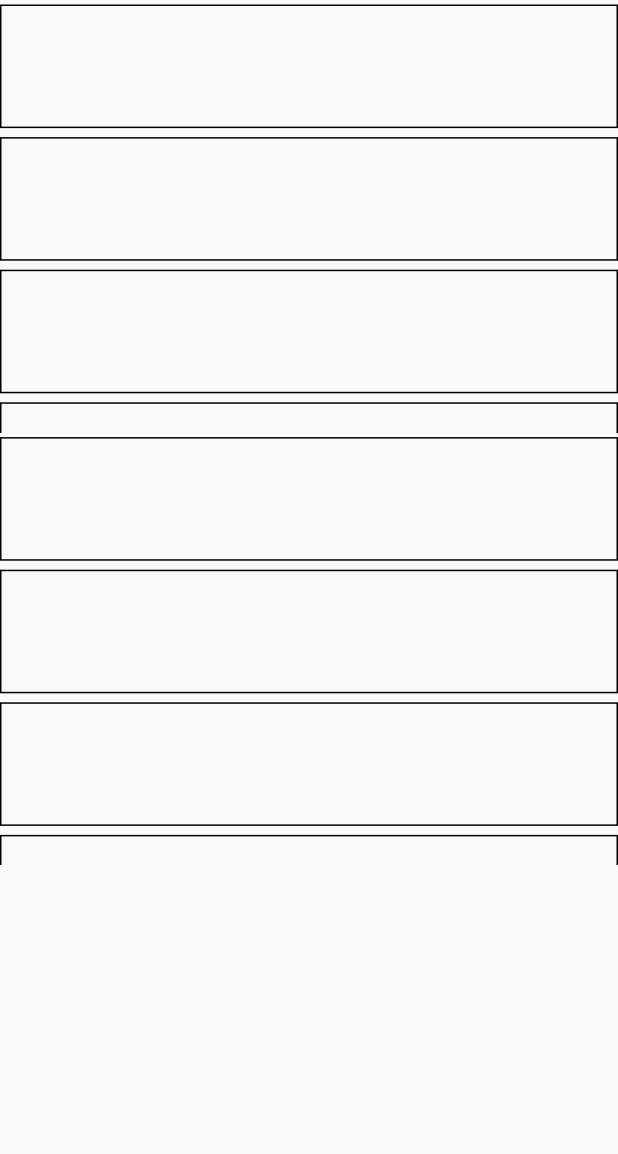
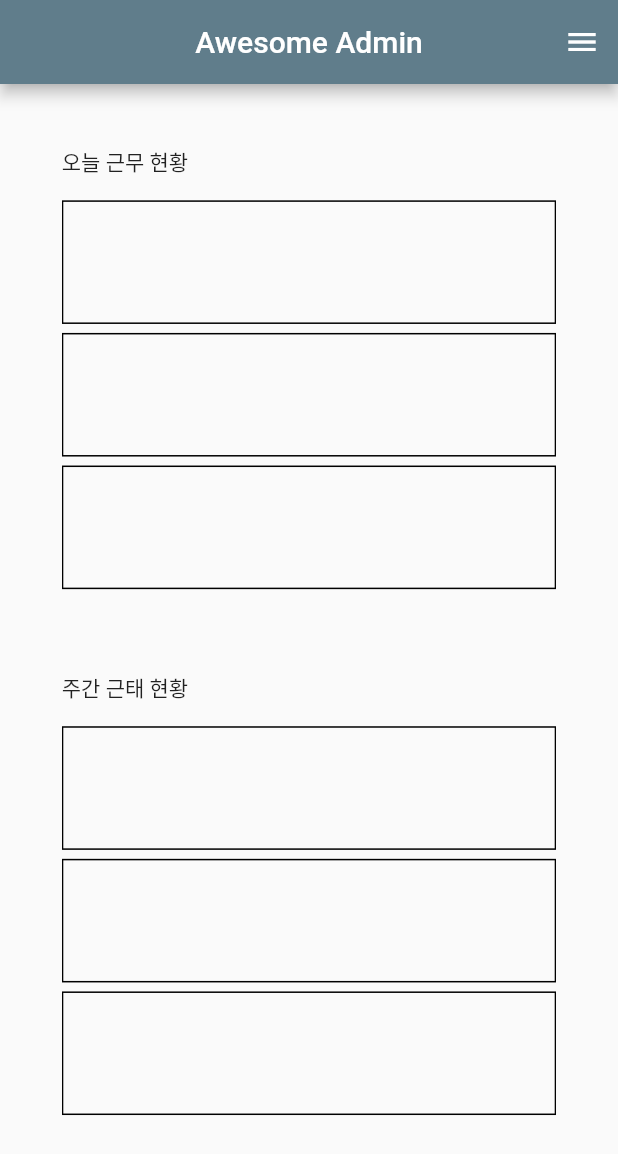
Before and after one commit to Jang-zn/awesomethink, a Flutter app: the AdminWidget screen opened directly, on a phone screen of 412 x 824 dp. Shown: the top 1154 px of the screen. Run offline on Flutter 3.47's test engine with Material 2 defaults, Android fonts, the phone set to English and light mode, and no system bars; our stand-ins replace cloud_firestore, get; accounts and stored records are empty.

Commit message:
admin main layout

```diff
--- a/lib/view/admin_main.dart
+++ b/lib/view/admin_main.dart
@@ -18,14 +18,30 @@ class AdminWidget extends StatefulWidget {
 }
 
 class _AdminWidgetState extends State<AdminWidget> {
+
+  void tempFunc(){  }
+
   @override
   Widget build(BuildContext context) {
     return Scaffold(
-      body:SafeArea(
-        child:Column(
+      appBar: AppBar(
+          //뒤로가기 버튼 삭제
+          automaticallyImplyLeading: false,
+          //타이틀 중앙정렬
+          centerTitle: true,
+          title:Text("Awesome Admin",),
+        actions: [IconButton(onPressed: tempFunc, icon: Icon(Icons.menu))],
+      ),
+      body:ListView(
+        children:[Column(
+          crossAxisAlignment:CrossAxisAlignment.start,
           children:[
-            //TODO 높이 지정하면 리스트뷰 2개 사용 가능한가?
             Container(
+              margin:EdgeInsets.only(left: MediaQuery.of(context).size.width*0.1, right: MediaQuery.of(context).size.width*0.1, top:MediaQuery.of(context).size.width*0.1),
+              child:Text("오늘 근무 현황",)
+            ),
+            Container(
+              padding: EdgeInsets.symmetric(horizontal: MediaQuery.of(context).size.width*0.1,vertical: MediaQuery.of(context).size.width*0.03 ),
               height:MediaQuery.of(context).size.height*0.35,
               child:ListView(
                 children:[
@@ -58,6 +74,11 @@ class _AdminWidgetState extends State<AdminWidget> {
               )
             ),
             Container(
+                margin:EdgeInsets.only(left: MediaQuery.of(context).size.width*0.1, right: MediaQuery.of(context).size.width*0.1, top:MediaQuery.of(context).size.width*0.1),
+                child:Text("주간 근태 현황",)
+            ),
+            Container(
+                padding: EdgeInsets.symmetric(horizontal: MediaQuery.of(context).size.width*0.1,vertical: MediaQuery.of(context).size.width*0.03 ),
                 height:MediaQuery.of(context).size.height*0.35,
                 child:ListView(
                     children:[
@@ -91,7 +112,7 @@ class _AdminWidgetState extends State<AdminWidget> {
             )
           ]
         )
-      )
+      ])
     );
   }
 }
```
Also changed, not shown: lib/utils/style_contant.dart (added).
